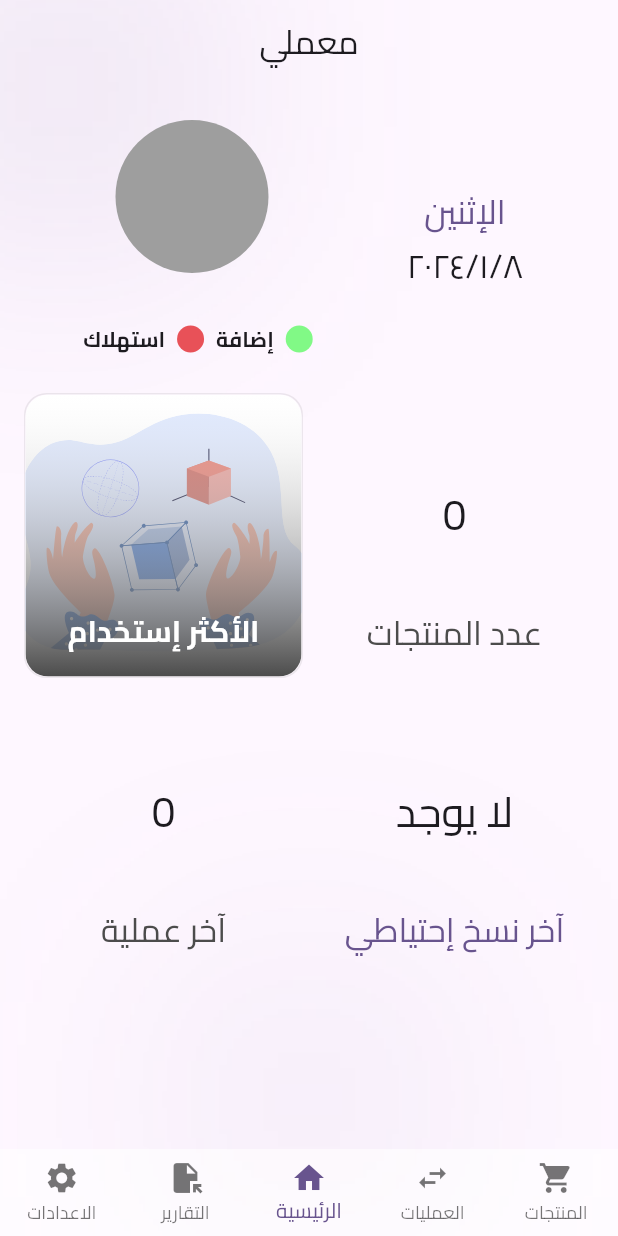
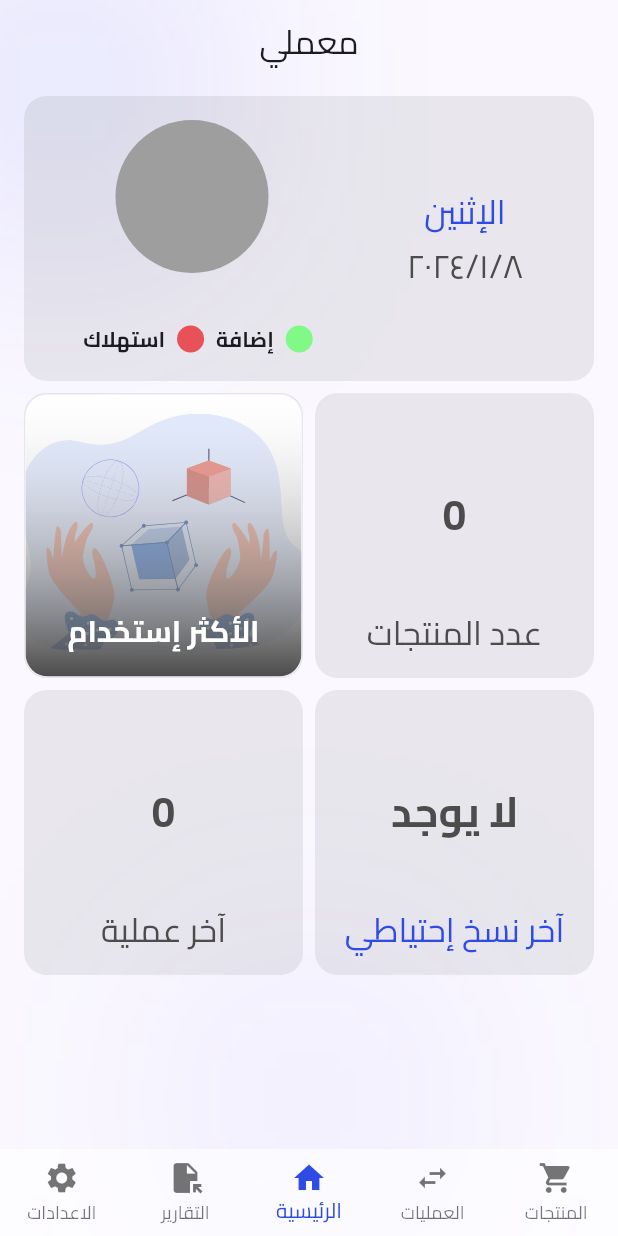
Before and after one commit to devhasanalhamed/store_warehouse, a Flutter app: the screen it shows after launch, on a phone screen of 412 x 824 dp. Run offline on Flutter 3.47's test engine with Material 3 defaults, Android fonts, the phone set to English and light mode, and no system bars; drawn by our look-alikes of pie_chart; our stand-ins replace easy_localization, flutter_svg, image_picker, open_file, permission_handler, share_plus and 1 more; missing offline and left inert: excel; accounts and stored records are empty.

Commit message:
Update main.dart

```diff
--- a/lib/main.dart
+++ b/lib/main.dart
@@ -66,7 +66,31 @@ class MyApp extends StatelessWidget {
         locale: context.locale,
         theme: ThemeData(
           fontFamily: 'Cairo',
-          colorScheme: ColorScheme.fromSeed(seedColor: Colors.deepPurple),
+          colorScheme: ColorScheme.fromSeed(
+            primary: const Color(0xFF2E4CE5),
+            seedColor: const Color(0xFF2E4CE5),
+            background: const Color(0xFFFEFEFE),
+          ),
+          cardTheme: CardTheme(
+            color: const Color(0xFF4C4C4C).withOpacity(0.1),
+          ),
+          textTheme: const TextTheme(
+            titleLarge: TextStyle(
+              color: Color(0xFF4C4C4C),
+            ),
+            headlineSmall: TextStyle(
+              color: Color(0xFF4C4C4C),
+              fontWeight: FontWeight.bold,
+            ),
+            headlineMedium: TextStyle(
+              color: Color(0xFF4C4C4C),
+              fontWeight: FontWeight.bold,
+            ),
+            headlineLarge: TextStyle(
+              color: Color(0xFF4C4C4C),
+              fontWeight: FontWeight.bold,
+            ),
+          ),
           useMaterial3: true,
         ),
         home: const HomeControllerScreen(),
```
